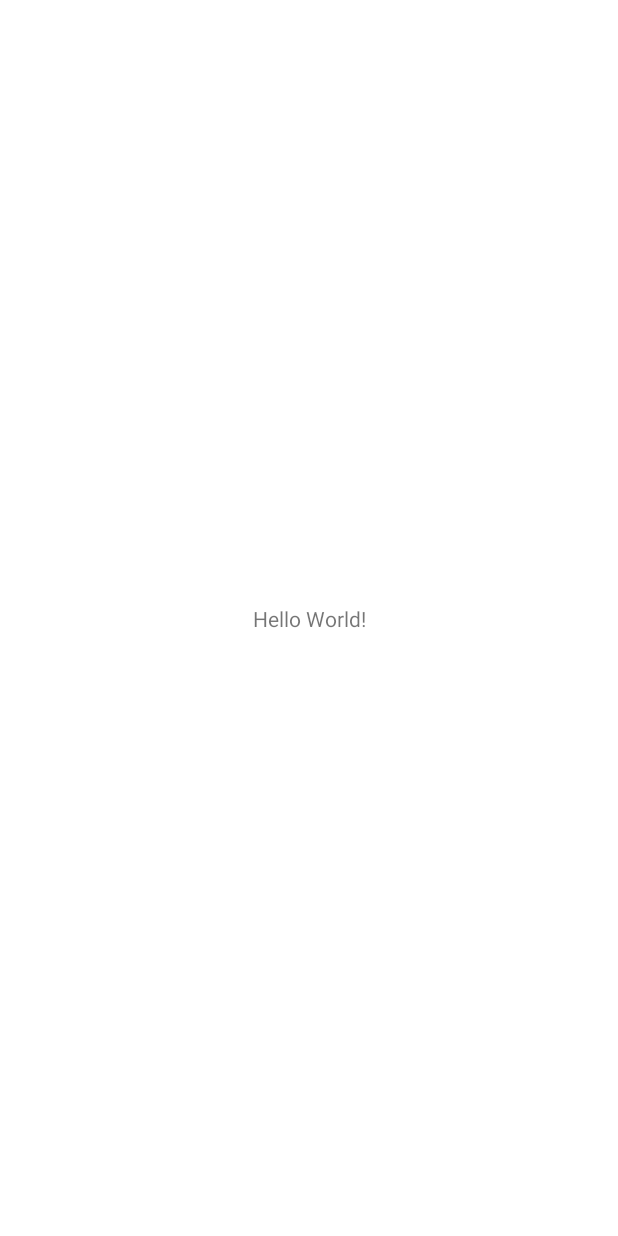
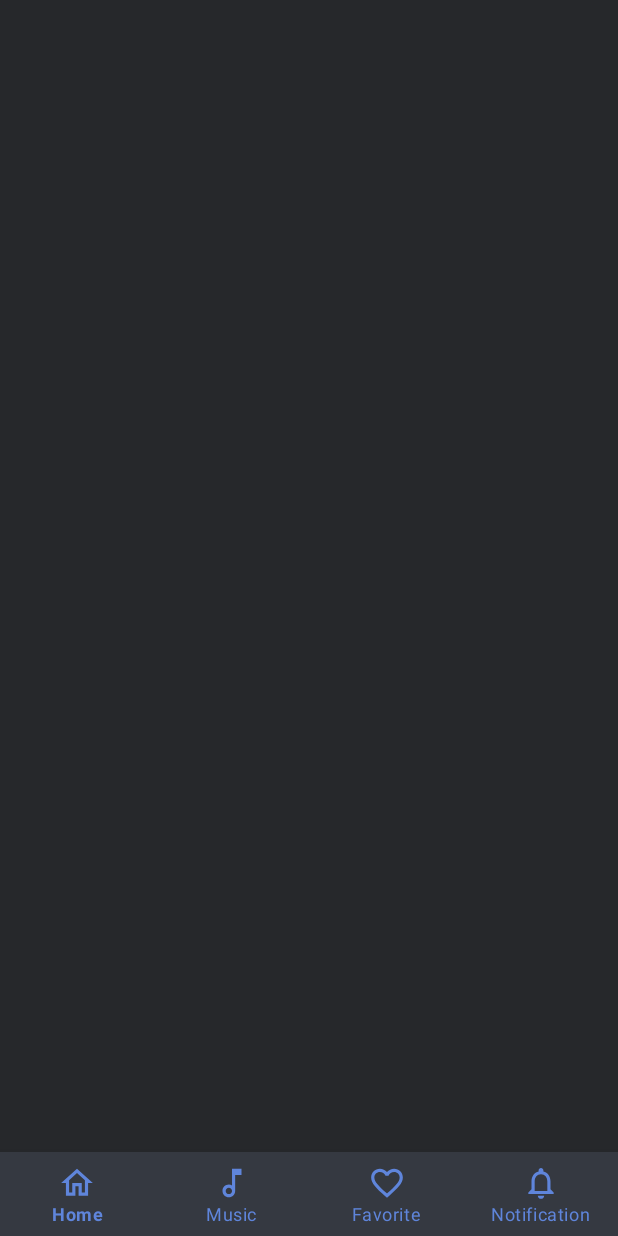
Before and after one commit to vishal2376/Cocaine, an Android app: the screen it shows after launch (MainActivity), on a phone screen of 412 x 824 dp. Before the commit the screen is almost empty. Run offline under Robolectric (Android 15) with nearby library versions, the phone set to English and light mode, and no system bars.

Commit message:
bottom nav added

```diff
--- a/app/src/main/res/layout/activity_main.xml
+++ b/app/src/main/res/layout/activity_main.xml
@@ -1,18 +1,30 @@
 <?xml version="1.0" encoding="utf-8"?>
-<androidx.constraintlayout.widget.ConstraintLayout xmlns:android="http://schemas.android.com/apk/res/android"
+<LinearLayout xmlns:android="http://schemas.android.com/apk/res/android"
     xmlns:app="http://schemas.android.com/apk/res-auto"
     xmlns:tools="http://schemas.android.com/tools"
     android:layout_width="match_parent"
     android:layout_height="match_parent"
+    android:orientation="vertical"
+    android:background="@color/primaryDark"
     tools:context=".MainActivity">
 
-    <TextView
-        android:layout_width="wrap_content"
+   <FrameLayout
+        android:id="@+id/mainContainer"
+        android:layout_width="match_parent"
+        android:layout_height="0dp"
+        android:layout_weight="1" />
+
+    <com.google.android.material.bottomnavigation.BottomNavigationView
+        android:id="@+id/bottomNav"
+        android:layout_width="match_parent"
         android:layout_height="wrap_content"
-        android:text="Hello World!"
-        app:layout_constraintBottom_toBottomOf="parent"
-        app:layout_constraintEnd_toEndOf="parent"
-        app:layout_constraintStart_toStartOf="parent"
-        app:layout_constraintTop_toTopOf="parent" />
+        android:layout_gravity="bottom"
+        android:background="@color/primary"
+        app:itemIconSize="25dp"
+        app:itemIconTint="@color/colorAccentDark"
+        app:itemTextColor="@color/colorAccentDark"
+        app:labelVisibilityMode="labeled"
+        app:menu="@menu/bottom_menu" />
 
-</androidx.constraintlayout.widget.ConstraintLayout>
+
+</LinearLayout>
--- /dev/null
+++ b/app/src/main/res/menu/bottom_menu.xml
@@ -0,0 +1,20 @@
+<?xml version="1.0" encoding="utf-8"?>
+<menu xmlns:android="http://schemas.android.com/apk/res/android">
+
+    <item android:id="@+id/itemHome"
+        android:title="@string/home"
+        android:icon="@drawable/ic_home"/>
+
+    <item android:id="@+id/itemMusic"
+        android:title="@string/music"
+        android:icon="@drawable/ic_music"/>
+
+    <item android:id="@+id/itemFavorite"
+        android:title="@string/favorite"
+        android:icon="@drawable/ic_favorite"/>
+
+    <item android:id="@+id/itemNotification"
+        android:title="@string/notification"
+        android:icon="@drawable/ic_notifications"/>
+
+</menu>
--- a/app/src/main/res/values/strings.xml
+++ b/app/src/main/res/values/strings.xml
@@ -1,3 +1,9 @@
 <resources>
     <string name="app_name">Cocaine</string>
+
+    <string name="home">Home</string>
+    <string name="music">Music</string>
+    <string name="favorite">Favorite</string>
+    <string name="notification">Notification</string>
+
 </resources>
```
